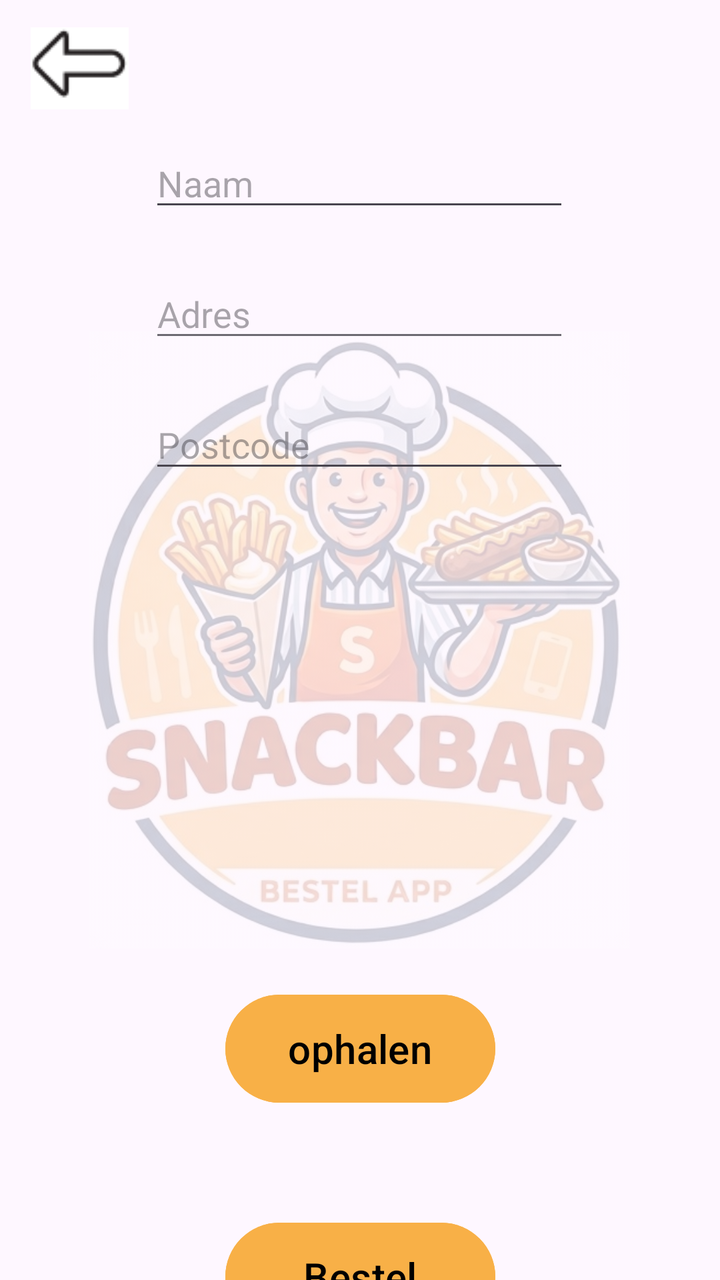
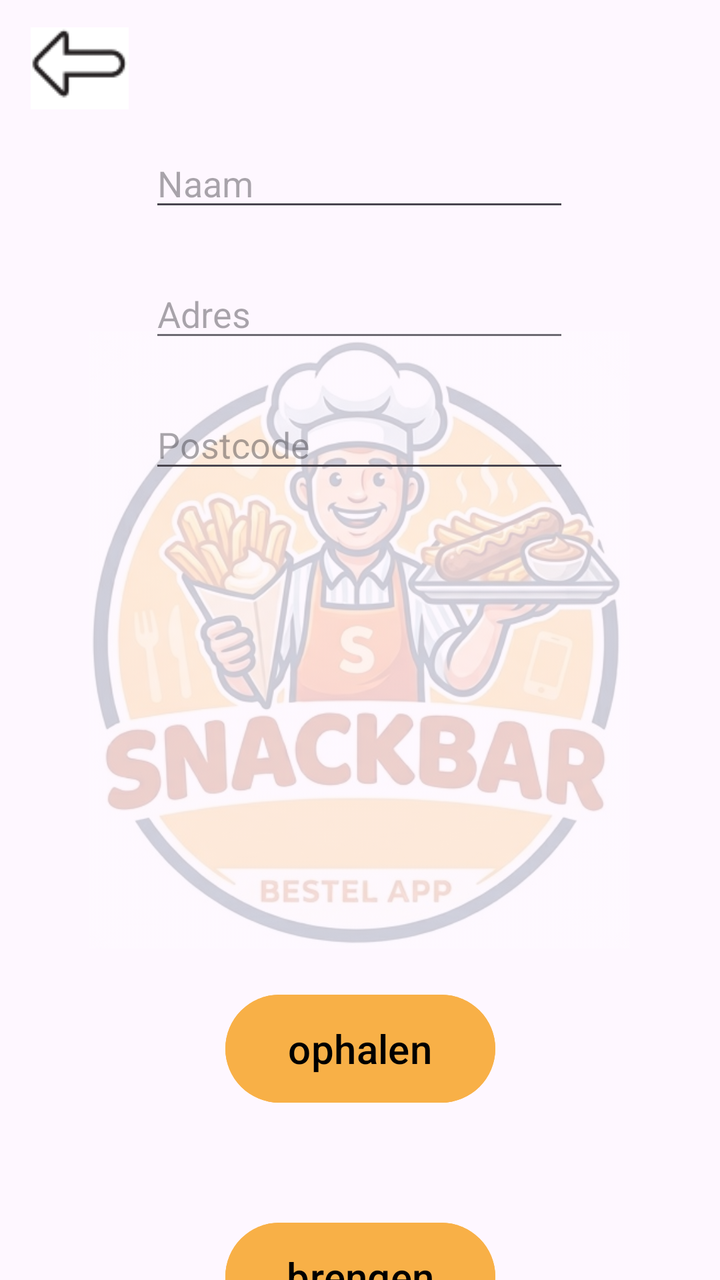

Screens rendered from an Android XML layout before and after an edit, with the pre-edit source and the edit as a unified diff.
<!-- AndroidManifest.xml: application theme Theme.Snackbarapp -->
<!-- res/layout/activity_main2.xml -->
<?xml version="1.0" encoding="utf-8"?>
<androidx.constraintlayout.widget.ConstraintLayout xmlns:android="http://schemas.android.com/apk/res/android"
    xmlns:app="http://schemas.android.com/apk/res-auto"
    xmlns:tools="http://schemas.android.com/tools"
    android:id="@+id/main"
    android:layout_width="match_parent"
    android:layout_height="match_parent"
    tools:context=".MainActivity2">

    <EditText
        android:id="@+id/editTextText3"
        android:layout_width="wrap_content"
        android:layout_height="wrap_content"
        android:layout_marginTop="24dp"
        android:ems="10"
        android:hint="Adres"
        android:inputType="text"
        app:layout_constraintEnd_toEndOf="parent"
        app:layout_constraintHorizontal_bias="0.497"
        app:layout_constraintStart_toStartOf="parent"
        app:layout_constraintTop_toBottomOf="@+id/editTextText" />

    <ImageView
        android:id="@+id/imageView"
        android:layout_width="270dp"
        android:layout_height="350dp"
        android:alpha="0.2"
        app:layout_constraintBottom_toBottomOf="parent"
        app:layout_constraintEnd_toEndOf="parent"
        app:layout_constraintHorizontal_bias="0.496"
        app:layout_constraintStart_toStartOf="parent"
        app:layout_constraintTop_toTopOf="parent"
        app:srcCompat="@drawable/gemini_generated_image_ejfwjuejfwjuejfw" />

    <Button
        android:id="@+id/button1"
        android:layout_width="135dp"
        android:layout_height="62dp"
        android:layout_marginTop="252dp"
        android:backgroundTint="#F8B047"
        android:backgroundTintMode="add"
        android:text="ophalen"
        android:textColor="@color/black"
        android:textSize="20sp"
        app:layout_constraintEnd_toEndOf="parent"
        app:layout_constraintStart_toStartOf="parent"
        app:layout_constraintTop_toBottomOf="@+id/editTextText2" />

    <Button
        android:id="@+id/button2"
        android:layout_width="135dp"
        android:layout_height="62dp"
        android:layout_marginTop="52dp"
        android:backgroundTint="#F8B047"
        android:backgroundTintMode="add"
        android:text="Bestel"
        android:textColor="@color/black"
        android:textSize="20sp"
        app:layout_constraintEnd_toEndOf="parent"
        app:layout_constraintStart_toStartOf="parent"
        app:layout_constraintTop_toBottomOf="@+id/button1" />

    <EditText
        android:id="@+id/editTextText"
        android:layout_width="wrap_content"
        android:layout_height="wrap_content"
        android:ems="10"
        android:hint="Naam"
        android:inputType="text"
        app:layout_constraintBottom_toBottomOf="parent"
        app:layout_constraintEnd_toEndOf="parent"
        app:layout_constraintHorizontal_bias="0.497"
        app:layout_constraintStart_toStartOf="parent"
        app:layout_constraintTop_toTopOf="parent"
        app:layout_constraintVertical_bias="0.116" />

    <EditText
        android:id="@+id/editTextText2"
        android:layout_width="wrap_content"
        android:layout_height="wrap_content"
        android:layout_marginTop="24dp"
        android:ems="10"
        android:hint="Postcode"
        android:inputType="text"
        app:layout_constraintEnd_toEndOf="parent"
        app:layout_constraintHorizontal_bias="0.497"
        app:layout_constraintStart_toStartOf="parent"
        app:layout_constraintTop_toBottomOf="@+id/editTextText3" />

    <ImageButton
        android:id="@+id/imageButton7"
        android:layout_width="52dp"
        android:layout_height="41dp"
        app:layout_constraintBottom_toBottomOf="parent"
        app:layout_constraintEnd_toEndOf="parent"
        app:layout_constraintHorizontal_bias="0.044"
        app:layout_constraintStart_toStartOf="parent"
        app:layout_constraintTop_toTopOf="parent"
        app:layout_constraintVertical_bias="0.023"
        app:srcCompat="@drawable/schermafbeelding_2026_10_07_144319" />

</androidx.constraintlayout.widget.ConstraintLayout>
<!-- resources referenced by this layout -->
<resources>
  <color name="black">#FF000000</color>
  <!-- drawable gemini_generated_image_ejfwjuejfwjuejfw: jpg bitmap (drawable, 88419 bytes) -->
  <!-- drawable schermafbeelding_2026_10_07_144319: png bitmap (drawable, 1345 bytes) -->
  <style name="Theme.Snackbarapp" parent="Base.Theme.Snackbarapp" />
  <style name="Base.Theme.Snackbarapp" parent="Theme.Material3.DayNight.NoActionBar">
          
          
      </style>
</resources>

<!-- the commit's change to res/layout/activity_main2.xml (unified diff, before → after) -->
@@ -53,7 +53,7 @@
         android:layout_marginTop="52dp"
         android:backgroundTint="#F8B047"
         android:backgroundTintMode="add"
-        android:text="Bestel"
+        android:text="brengen"
         android:textColor="@color/black"
         android:textSize="20sp"
         app:layout_constraintEnd_toEndOf="parent"
